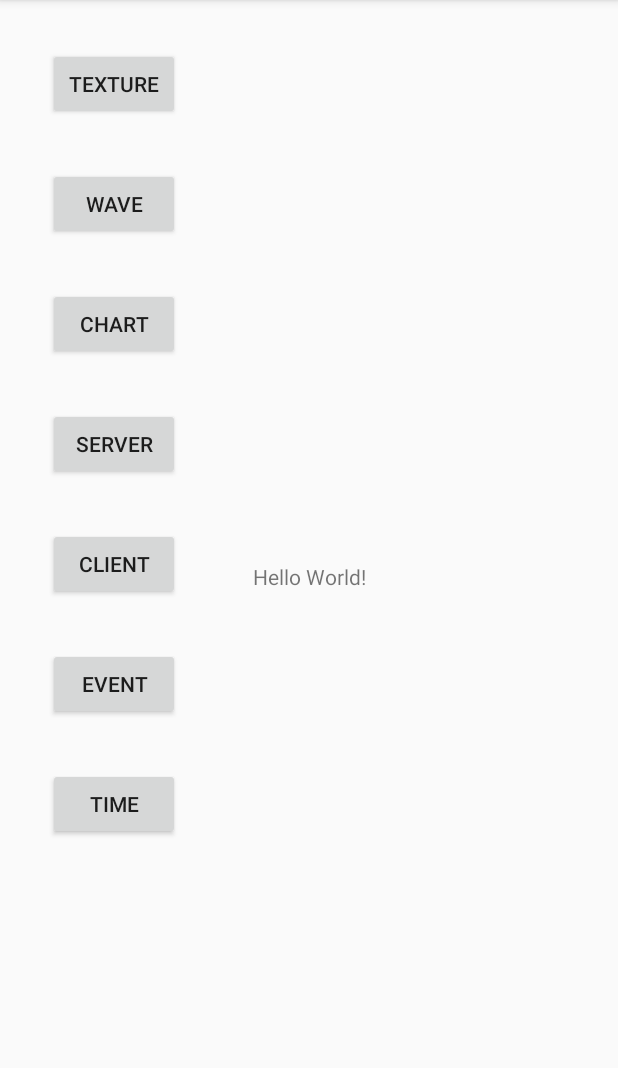
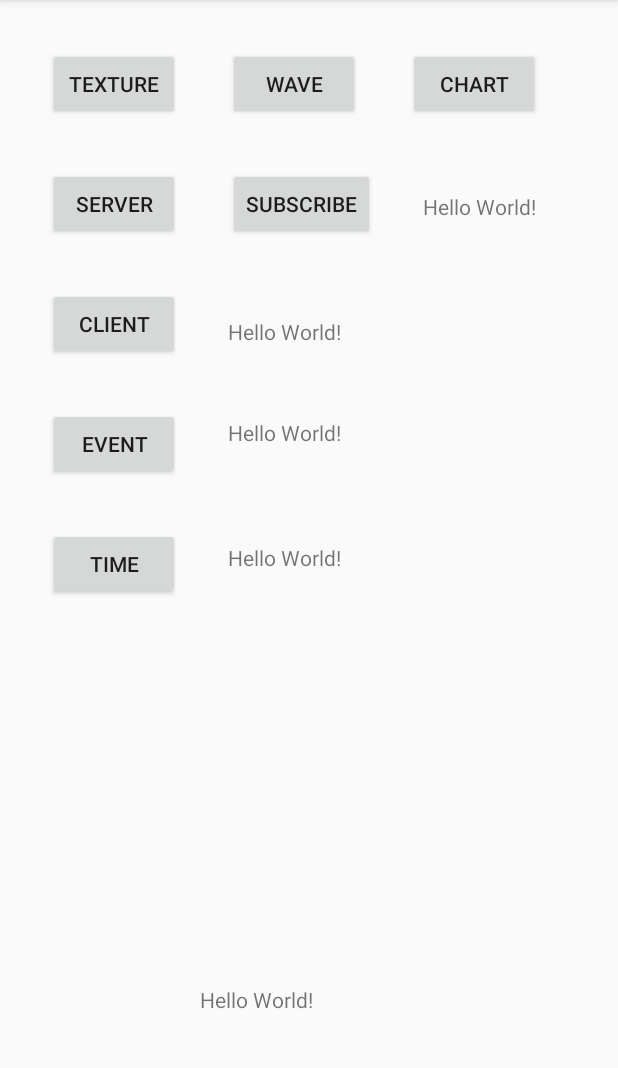
Before and after one commit to tsymiar/Device2Device, an Android app: the screen it shows after launch (MainActivity), on a phone screen of 412 x 824 dp, the part 84-1152 px from its top. Run offline under Robolectric (Android 15) with nearby library versions, the phone set to English and light mode, and no system bars; 7 statements that could not run were skipped.

Commit message:
add KaiSocket, modify some button

```diff
--- a/app/src/main/java/com/tsymiar/devidroid/activity/MainActivity.java
+++ b/app/src/main/java/com/tsymiar/devidroid/activity/MainActivity.java
@@ -1,5 +1,6 @@
 package com.tsymiar.devidroid.activity;
 
+import android.annotation.SuppressLint;
 import android.content.Context;
 import android.content.Intent;
 import android.net.wifi.WifiManager;
@@ -58,13 +59,14 @@ public class MainActivity extends AppCompatActivity implements EventHandle {
         }
     }
 
+    @SuppressLint("SetTextI18n")
     @Override
     protected void onCreate(Bundle savedInstanceState) {
         super.onCreate(savedInstanceState);
         setContentView(R.layout.activity_main);
         // a call to a native method
-        TextView tv = findViewById(R.id.sample_text);
-        tv.setText((new CallbackWrapper()).stringGetJNI());
+        TextView textView = findViewById(R.id.sample_text);
+        textView.setText((new CallbackWrapper()).stringGetJNI());
         Time time = new Time();
 
         CallbackWrapper.initJvmEnv(MethodUtil.TAG);
@@ -84,6 +86,7 @@ public class MainActivity extends AppCompatActivity implements EventHandle {
         );
         findViewById(R.id.btn_time).setOnClickListener(
                 v -> {
+                    TextView tv = findViewById(R.id.txt_time);
                     time.x = (int) tv.getX();
                     time.t = System.currentTimeMillis();
                     Log.i(TAG, time.t + "----" + Arrays.toString(time.toByte()));
@@ -98,6 +101,8 @@ public class MainActivity extends AppCompatActivity implements EventHandle {
                     event.setEvent("event: " + gValue);
                     notify.notifyListeners(event);
                     gValue++;
+                    TextView tv = findViewById(R.id.txt_event);
+                    tv.setText(event.getEvent().toString() + ", value = " + gValue);
                 }
         );
         WifiManager manager = (WifiManager) this.getApplicationContext()
@@ -119,6 +124,17 @@ public class MainActivity extends AppCompatActivity implements EventHandle {
                     }
                 }
         );
+        findViewById(R.id.btn_sub).setOnClickListener(
+                v -> {
+                    int ret = CallbackWrapper.KaiSubscribe("81.68.170.12", 9999, "topic");
+                    TextView tv = findViewById(R.id.txt_status);
+                    if (ret < 0) {
+                        tv.setText("fail");
+                    } else {
+                        tv.setText("success");
+                    }
+                }
+        );
     }
 
     @Override
--- a/app/src/main/java/com/tsymiar/devidroid/wrapper/CallbackWrapper.java
+++ b/app/src/main/java/com/tsymiar/devidroid/wrapper/CallbackWrapper.java
@@ -12,4 +12,6 @@ public class CallbackWrapper {
     public native long timeSetJNI(byte[] time, int len);
 
     public static native void callJavaMethod(String method, int action, String content, boolean statics);
+
+    public static native int KaiSubscribe(String ip, int port, String topic);
 }
--- a/app/src/main/res/layout/activity_main.xml
+++ b/app/src/main/res/layout/activity_main.xml
@@ -10,11 +10,14 @@
         android:id="@+id/sample_text"
         android:layout_width="wrap_content"
         android:layout_height="wrap_content"
+        android:layout_marginBottom="32dp"
         android:text="Hello World!"
         app:layout_constraintBottom_toBottomOf="parent"
+        app:layout_constraintHorizontal_bias="0.397"
         app:layout_constraintLeft_toLeftOf="parent"
         app:layout_constraintRight_toRightOf="parent"
-        app:layout_constraintTop_toTopOf="parent" />
+        app:layout_constraintTop_toTopOf="parent"
+        app:layout_constraintVertical_bias="0.916" />
 
     <Button
         android:id="@+id/button"
@@ -35,8 +38,8 @@
         android:layout_marginLeft="32dp"
         android:layout_marginTop="32dp"
         android:text="@string/wave"
-        app:layout_constraintStart_toStartOf="parent"
-        app:layout_constraintTop_toBottomOf="@+id/button"
+        app:layout_constraintLeft_toRightOf="@id/button"
+        app:layout_constraintTop_toTopOf="parent"
         tools:ignore="MissingConstraints" />
 
     <Button
@@ -47,20 +50,9 @@
         android:layout_marginLeft="32dp"
         android:layout_marginTop="32dp"
         android:text="@string/chart"
-        app:layout_constraintStart_toStartOf="parent"
-        app:layout_constraintTop_toBottomOf="@+id/btn_audio"
+        app:layout_constraintLeft_toRightOf="@id/btn_audio"
+        app:layout_constraintTop_toTopOf="parent"
         tools:ignore="MissingConstraints" />
-
-    <Button
-        android:id="@+id/btn_event"
-        android:layout_width="wrap_content"
-        android:layout_height="wrap_content"
-        android:layout_marginStart="32dp"
-        android:layout_marginLeft="32dp"
-        android:layout_marginTop="32dp"
-        android:text="@string/event"
-        app:layout_constraintStart_toStartOf="parent"
-        app:layout_constraintTop_toBottomOf="@+id/client" />
 
     <Button
         android:id="@+id/server"
@@ -74,6 +66,28 @@
         app:layout_constraintTop_toBottomOf="@+id/btn_chart" />
 
     <Button
+        android:id="@+id/btn_sub"
+        android:layout_width="wrap_content"
+        android:layout_height="wrap_content"
+        android:layout_marginStart="32dp"
+        android:layout_marginLeft="32dp"
+        android:layout_marginTop="32dp"
+        android:text="@string/subscribe"
+        app:layout_constraintLeft_toRightOf="@id/server"
+        app:layout_constraintTop_toBottomOf="@id/btn_audio" />
+
+    <TextView
+        android:id="@+id/txt_status"
+        android:layout_width="wrap_content"
+        android:layout_height="wrap_content"
+        android:layout_marginStart="32dp"
+        android:layout_marginLeft="32dp"
+        android:layout_marginTop="48dp"
+        android:text="Hello World!"
+        app:layout_constraintLeft_toRightOf="@id/btn_sub"
+        app:layout_constraintTop_toBottomOf="@id/btn_audio" />
+
+    <Button
         android:id="@+id/client"
         android:layout_width="wrap_content"
         android:layout_height="wrap_content"
@@ -83,6 +97,39 @@
         android:text="@string/client"
         app:layout_constraintStart_toStartOf="parent"
         app:layout_constraintTop_toBottomOf="@+id/server" />
+
+    <TextView
+        android:id="@+id/txt_client"
+        android:layout_width="wrap_content"
+        android:layout_height="wrap_content"
+        android:layout_marginStart="32dp"
+        android:layout_marginLeft="32dp"
+        android:layout_marginTop="64dp"
+        android:text="Hello World!"
+        app:layout_constraintLeft_toRightOf="@id/client"
+        app:layout_constraintTop_toBottomOf="@id/txt_status" />
+
+    <Button
+        android:id="@+id/btn_event"
+        android:layout_width="wrap_content"
+        android:layout_height="wrap_content"
+        android:layout_marginStart="32dp"
+        android:layout_marginLeft="32dp"
+        android:layout_marginTop="32dp"
+        android:text="@string/event"
+        app:layout_constraintStart_toStartOf="parent"
+        app:layout_constraintTop_toBottomOf="@+id/client" />
+
+    <TextView
+        android:id="@+id/txt_event"
+        android:layout_width="wrap_content"
+        android:layout_height="wrap_content"
+        android:layout_marginStart="32dp"
+        android:layout_marginLeft="32dp"
+        android:layout_marginTop="48dp"
+        android:text="Hello World!"
+        app:layout_constraintLeft_toRightOf="@id/btn_event"
+        app:layout_constraintTop_toBottomOf="@id/txt_client" />
 
     <Button
         android:id="@+id/btn_time"
@@ -95,5 +142,15 @@
         app:layout_constraintStart_toStartOf="parent"
         app:layout_constraintTop_toBottomOf="@+id/btn_event" />
 
+    <TextView
+        android:id="@+id/txt_time"
+        android:layout_width="wrap_content"
+        android:layout_height="wrap_content"
+        android:layout_marginStart="32dp"
+        android:layout_marginLeft="32dp"
+        android:layout_marginTop="64dp"
+        android:text="Hello World!"
+        app:layout_constraintLeft_toRightOf="@id/btn_time"
+        app:layout_constraintTop_toBottomOf="@id/txt_event" />
 
 </androidx.constraintlayout.widget.ConstraintLayout>
--- a/app/src/main/res/values/strings.xml
+++ b/app/src/main/res/values/strings.xml
@@ -20,4 +20,5 @@
     <string name="client">client</string>
     <string name="event">event</string>
     <string name="time">time</string>
+    <string name="subscribe">Subscribe</string>
 </resources>
```
Also changed, not shown: app/build.gradle (+6 -1 lines), app/src/main/cpp/CMakeLists.txt (+8 -2 lines), 7 other files.
